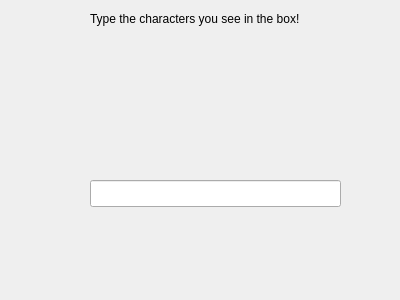
This is resources/captcha_widget.ui in velveteenrobot/rqt_captcha_task as Qt 5 draws it before an edit. The edited form follows.
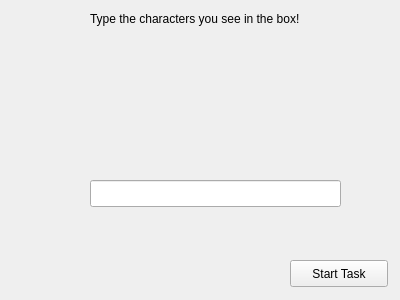
This is the edited form.

Commit message: Added 'practice mode' to captcha task

The edit to the form file:
```diff
--- a/resources/captcha_widget.ui
+++ b/resources/captcha_widget.ui
@@ -49,6 +49,19 @@
     </rect>
    </property>
   </widget>
+  <widget class="QPushButton" name="push_button">
+   <property name="geometry">
+    <rect>
+     <x>290</x>
+     <y>260</y>
+     <width>98</width>
+     <height>27</height>
+    </rect>
+   </property>
+   <property name="text">
+    <string>Start Task</string>
+   </property>
+  </widget>
  </widget>
  <resources/>
  <connections/>
```
The commit also changes 2 other files.
